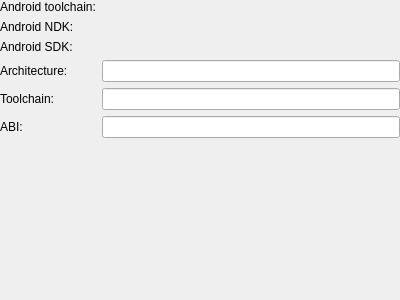
First picture: the form in plugins/android/androidpreferences.ui, repository KDE/kdevelop, before the edit.
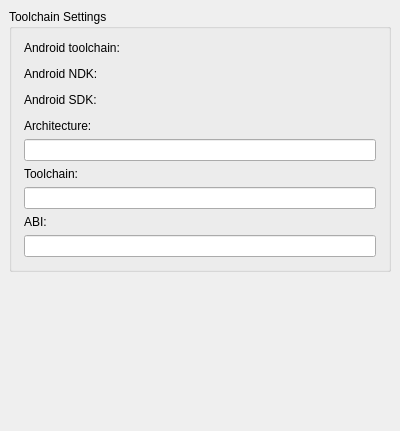
Second picture: the form after the edit. Custom widgets are drawn as their Qt base class.

Commit message: Make margins consistent across settings

Diff of the .ui file:
```diff
--- a/plugins/android/androidpreferences.ui
+++ b/plugins/android/androidpreferences.ui
@@ -7,23 +7,41 @@
     <x>0</x>
     <y>0</y>
     <width>400</width>
-    <height>300</height>
+    <height>431</height>
    </rect>
   </property>
-  <layout class="QFormLayout" name="formLayout">
+  <layout class="QVBoxLayout" name="verticalLayout_2">
    <property name="leftMargin">
-    <number>0</number>
+    <number>9</number>
    </property>
    <property name="topMargin">
-    <number>0</number>
+    <number>9</number>
    </property>
    <property name="rightMargin">
-    <number>0</number>
+    <number>9</number>
    </property>
    <property name="bottomMargin">
-    <number>0</number>
+    <number>9</number>
    </property>
-   <item row="2" column="0">
+   <item>
+    <widget class="QGroupBox" name="groupBox">
+     <property name="title">
+      <string>Toolchain Settings</string>
+     </property>
+     <layout class="QGridLayout" name="gridLayout">
+      <property name="leftMargin">
+       <number>12</number>
+      </property>
+      <property name="topMargin">
+       <number>12</number>
+      </property>
+      <property name="rightMargin">
+       <number>12</number>
+      </property>
+      <property name="bottomMargin">
+       <number>12</number>
+      </property>
+      <item row="0" column="0">
     <widget class="QLabel" name="label">
      <property name="whatsThis">
       <string comment="@info:whatsthis">Android KDE extra-cmake-modules toolchain file</string>
@@ -33,24 +51,24 @@
      </property>
     </widget>
    </item>
-   <item row="2" column="1">
+      <item row="1" column="0">
     <widget class="KUrlRequester" name="kcfg_cmakeToolchain">
     <property name="mode">
-    <set>KFile::File|KFile::ExistingOnly|KFile::LocalOnly</set>
+         <set>KFile::Mode::ExistingOnly|KFile::Mode::File|KFile::Mode::LocalOnly</set>
     </property>
     </widget>
    </item>
-   <item row="3" column="0">
+      <item row="2" column="0">
     <widget class="QLabel" name="label_2">
      <property name="text">
       <string comment="@label:textbox">Android NDK:</string>
      </property>
     </widget>
    </item>
-   <item row="3" column="1">
+      <item row="3" column="0">
     <widget class="KUrlRequester" name="kcfg_ndk">
     <property name="mode">
-     <set>KFile::Directory|KFile::ExistingOnly|KFile::LocalOnly</set>
+         <set>KFile::Mode::Directory|KFile::Mode::ExistingOnly|KFile::Mode::LocalOnly</set>
     </property>
     </widget>
    </item>
@@ -61,45 +79,61 @@
      </property>
     </widget>
    </item>
-   <item row="4" column="1">
-    <widget class="KUrlRequester" name="kcfg_sdk">
-    <property name="mode">
-     <set>KFile::Directory|KFile::ExistingOnly|KFile::LocalOnly</set>
-    </property>
-    </widget>
-   </item>
    <item row="5" column="0">
+       <widget class="KUrlRequester" name="kcfg_sdk">
+        <property name="mode">
+         <set>KFile::Mode::Directory|KFile::Mode::ExistingOnly|KFile::Mode::LocalOnly</set>
+        </property>
+       </widget>
+      </item>
+      <item row="6" column="0">
     <widget class="QLabel" name="label_4">
      <property name="text">
       <string comment="@label:textbox">Architecture:</string>
      </property>
     </widget>
    </item>
-   <item row="5" column="1">
+      <item row="7" column="0">
     <widget class="QLineEdit" name="kcfg_arch"/>
    </item>
-   <item row="6" column="0">
+      <item row="8" column="0">
     <widget class="QLabel" name="label_5">
      <property name="text">
       <string comment="@label:textbox">Toolchain:</string>
      </property>
     </widget>
    </item>
-   <item row="6" column="1">
+      <item row="9" column="0">
     <widget class="QLineEdit" name="kcfg_toolchain"/>
    </item>
-   <item row="7" column="0">
+      <item row="10" column="0">
     <widget class="QLabel" name="label_6">
      <property name="text">
       <string comment="@label:textbox">ABI:</string>
      </property>
     </widget>
    </item>
-   <item row="7" column="1">
+      <item row="11" column="0">
     <widget class="QLineEdit" name="kcfg_abi"/>
    </item>
   </layout>
  </widget>
+   </item>
+   <item>
+    <spacer name="verticalSpacer">
+     <property name="orientation">
+      <enum>Qt::Orientation::Vertical</enum>
+     </property>
+     <property name="sizeHint" stdset="0">
+      <size>
+       <width>20</width>
+       <height>40</height>
+      </size>
+     </property>
+    </spacer>
+   </item>
+  </layout>
+ </widget>
  <customwidgets>
   <customwidget>
    <class>KUrlRequester</class>
```
Left out of the diff: 3 changed lines with no effect on the pictures. Lines whose indentation alone changed are shown as unchanged. The commit also changes 14 other files.
